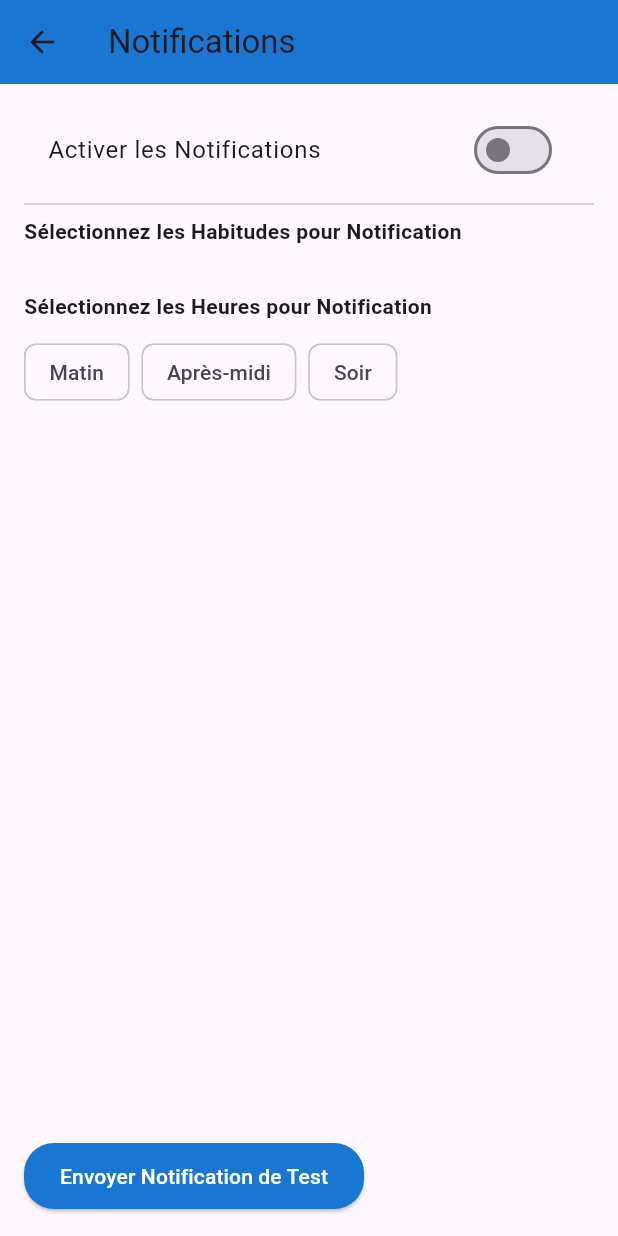
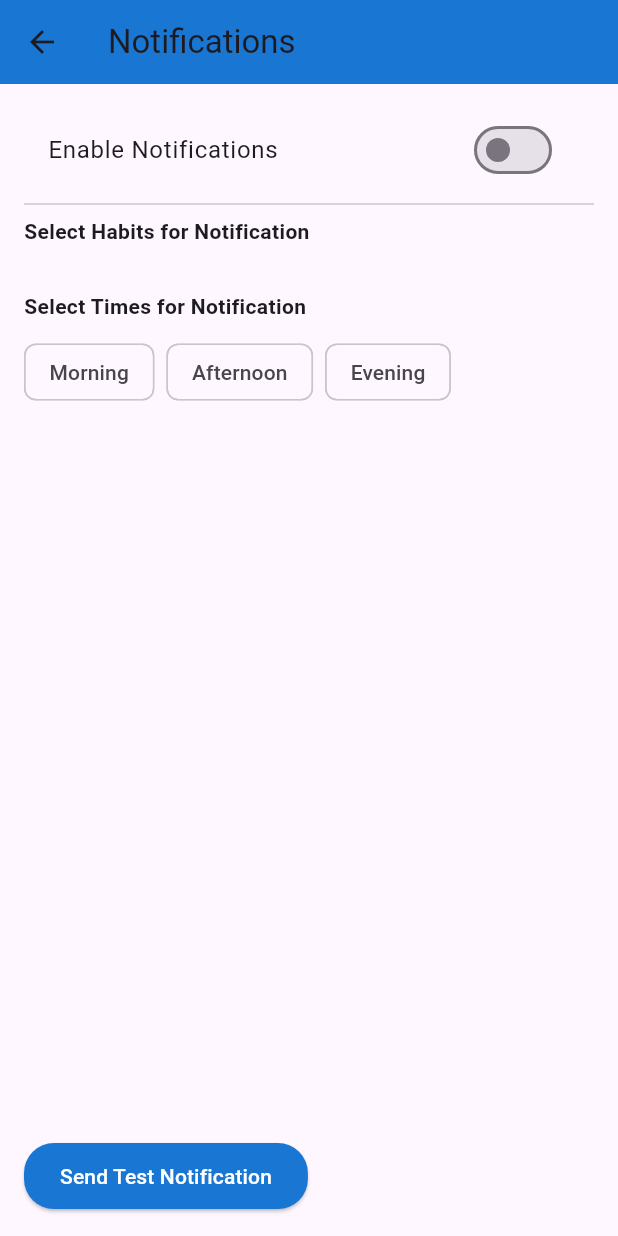
Before and after one commit to kmhabs/habit_tracker, a Flutter app: the NotificationsScreen screen opened directly, on a phone screen of 412 x 824 dp. Run offline on Flutter 3.47's test engine with Material 3 defaults, Android fonts, the phone set to English and light mode, and no system bars; our stand-ins replace fluttertoast, shared_preferences; missing offline and left inert: dart:html; accounts and stored records are empty.

Commit message:
Ajout de nouvelles fonctionnalités

```diff
--- a/lib/notifications_screen.dart
+++ b/lib/notifications_screen.dart
@@ -42,7 +42,7 @@ class _NotificationsScreenState extends State<NotificationsScreen> {
   Color _getColorFromHex(String hexColor) {
     hexColor = hexColor.replaceAll('#', '');
     if (hexColor.length == 6) {
-      hexColor = 'FF$hexColor'; // Ajouter l'opacité si non incluse.
+      hexColor = 'FF$hexColor'; // Add opacity if not included.
     }
     return Color(int.parse('0x$hexColor'));
   }
@@ -51,17 +51,17 @@ class _NotificationsScreenState extends State<NotificationsScreen> {
     if (html.Notification.permission != "granted") {
       html.Notification.requestPermission().then((permission) {
         if (permission == 'granted') {
-          html.Notification("Rappel d'Habitude",
-              body: "Il est temps de travailler sur vos habitudes !");
-          print('Permission de notification accordée. Notification envoyée.');
+          html.Notification("Habit Reminder",
+              body: "It's time to work on your habits!");
+          print('Notification permission granted. Notification sent.');
         } else {
-          print('Permission de notification refusée.');
+          print('Notification permission denied.');
         }
       });
     } else {
-      html.Notification("Rappel d'Habitude",
-          body: "Il est temps de travailler sur vos habitudes !");
-      print('Notification envoyée directement.');
+      html.Notification("Habit Reminder",
+          body: "It's time to work on your habits!");
+      print('Notification sent directly.');
     }
   }
 
@@ -78,7 +78,7 @@ class _NotificationsScreenState extends State<NotificationsScreen> {
           crossAxisAlignment: CrossAxisAlignment.start,
           children: [
             SwitchListTile(
-              title: Text('Activer les Notifications'),
+              title: Text('Enable Notifications'),
               value: notificationsEnabled,
               onChanged: (value) {
                 setState(() {
@@ -89,7 +89,7 @@ class _NotificationsScreenState extends State<NotificationsScreen> {
             ),
             Divider(),
             Text(
-              'Sélectionnez les Habitudes pour Notification',
+              'Select Habits for Notification',
               style: TextStyle(fontWeight: FontWeight.bold),
             ),
             SizedBox(height: 10),
@@ -122,14 +122,14 @@ class _NotificationsScreenState extends State<NotificationsScreen> {
             ),
             SizedBox(height: 20),
             Text(
-              'Sélectionnez les Heures pour Notification',
+              'Select Times for Notification',
               style: TextStyle(fontWeight: FontWeight.bold),
             ),
             SizedBox(height: 10),
             Wrap(
               spacing: 8.0,
               runSpacing: 8.0,
-              children: ['Matin', 'Après-midi', 'Soir'].map((time) {
+              children: ['Morning', 'Afternoon', 'Evening'].map((time) {
                 return FilterChip(
                   label: Text(time),
                   selected: selectedTimes.contains(time),
@@ -149,10 +149,9 @@ class _NotificationsScreenState extends State<NotificationsScreen> {
             Spacer(),
             ElevatedButton(
               onPressed: () {
-                // Utilisez la méthode _sendTestNotification pour déclencher la notification
                 _sendTestNotification();
               },
-              child: Text('Envoyer Notification de Test'),
+              child: Text('Send Test Notification'),
               style: ElevatedButton.styleFrom(
                 backgroundColor: Colors.blue.shade700,
                 foregroundColor: Colors.white,
```
